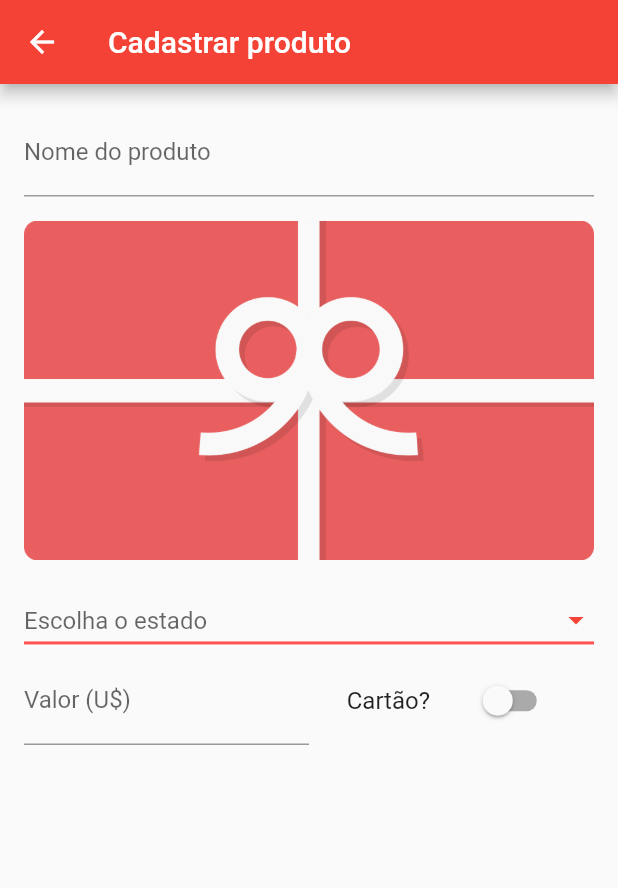
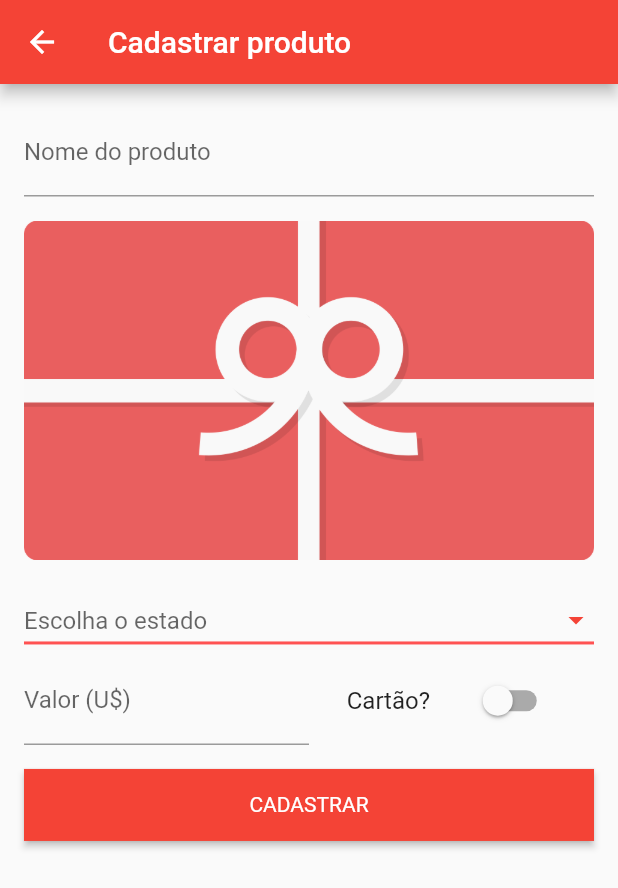
Before and after one commit to kauaestriga/UShopping, a Flutter app: the AddPurchase screen opened by its route, on a phone screen of 412 x 824 dp. Shown: the top 888 px of the screen. Run offline on Flutter 3.47's test engine with Material 2 defaults, Android fonts, the phone set to English and light mode, and no system bars; our stand-ins replace image_picker.

Commit message:
criacao do customButton e implementacao dela na tela de adicionar produtos

```diff
--- a/lib/sqlite/addPurchase.dart
+++ b/lib/sqlite/addPurchase.dart
@@ -2,6 +2,7 @@ import 'dart:io';
 
 import 'package:flutter/cupertino.dart';
 import 'package:flutter/material.dart';
+import 'package:flutter_app_ushopping/utils/CustomButton.dart';
 import 'package:image_picker/image_picker.dart';
 
 class AddPurchase extends StatefulWidget {
@@ -99,6 +100,12 @@ class _AddPurchaseState extends State<AddPurchase> {
                       )
                     ]),
                 SizedBox(height: 16),
+                CustomButton(
+                  text: "Cadastrar",
+                  onPressed: () {
+                    print("Teste botao");
+                  },
+                )
               ],
             ),
           ),
--- /dev/null
+++ b/lib/utils/CustomButton.dart
@@ -0,0 +1,32 @@
+import 'package:flutter/cupertino.dart';
+import 'package:flutter/material.dart';
+
+class CustomButton extends StatelessWidget {
+  CustomButton({@required this.text, this.onPressed});
+
+  final GestureTapCallback onPressed;
+  final String text;
+
+  @override
+  Widget build(BuildContext context) {
+    return RawMaterialButton(
+        fillColor: Colors.red,
+        splashColor: Colors.redAccent,
+        child: Padding(
+          padding: EdgeInsets.all(16),
+          child: Row(
+            mainAxisSize: MainAxisSize.max,
+            mainAxisAlignment: MainAxisAlignment.center,
+            crossAxisAlignment: CrossAxisAlignment.center,
+            children: [
+              Text(
+                text.toUpperCase(),
+                maxLines: 1,
+                style: TextStyle(color: Colors.white),
+              ),
+            ],
+          ),
+        ),
+        onPressed: onPressed);
+  }
+}
```
